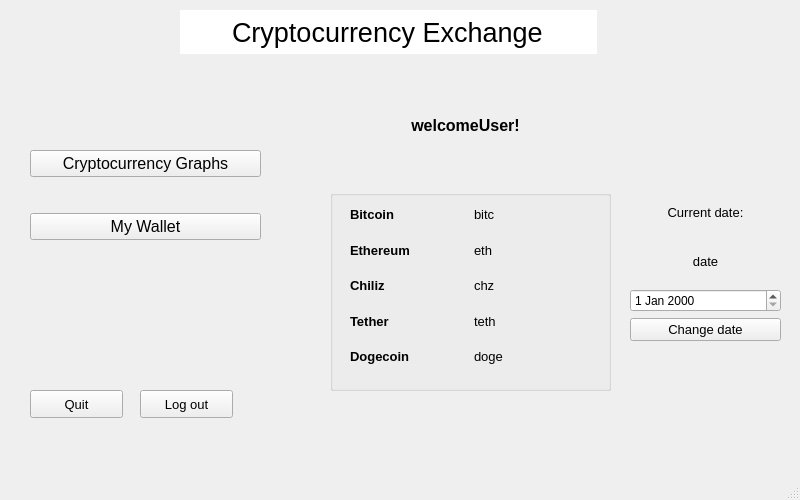
Above: cryptocurrency-exchange/mainwindow.ui from Lyczeq/cryptocurrency-exchange before the change. Below: the same form after it.
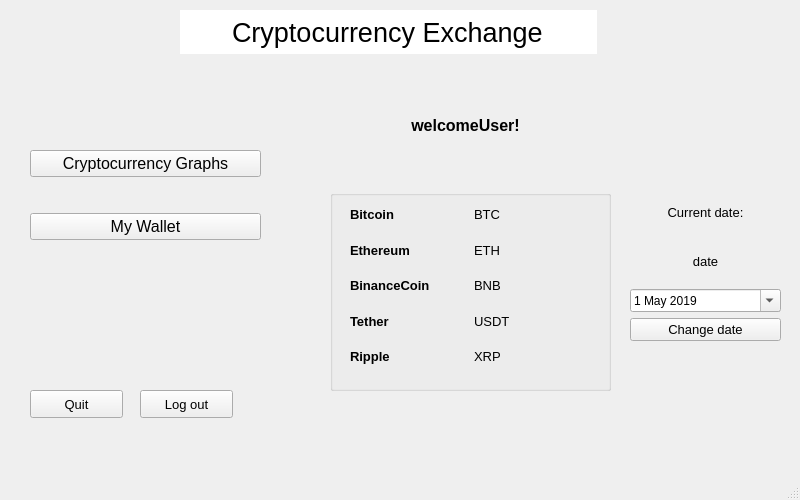
That is the form after the change. The open tabs and pages were chosen to show the change.

Commit message: Data modifier, saving current date to the file, writing rates to the table based on current date

The edit to the form file:
```diff
--- a/cryptocurrency-exchange/mainwindow.ui
+++ b/cryptocurrency-exchange/mainwindow.ui
@@ -521,7 +521,7 @@
            </font>
           </property>
           <property name="text">
-           <string>bitc</string>
+           <string>BTC</string>
           </property>
          </widget>
         </item>
@@ -549,7 +549,7 @@
            </font>
           </property>
           <property name="text">
-           <string>eth</string>
+           <string>ETH</string>
           </property>
          </widget>
         </item>
@@ -564,7 +564,7 @@
            </font>
           </property>
           <property name="text">
-           <string>Chiliz</string>
+           <string>BinanceCoin</string>
           </property>
          </widget>
         </item>
@@ -577,7 +577,7 @@
            </font>
           </property>
           <property name="text">
-           <string>chz</string>
+           <string>BNB</string>
           </property>
          </widget>
         </item>
@@ -605,7 +605,7 @@
            </font>
           </property>
           <property name="text">
-           <string>teth</string>
+           <string>USDT</string>
           </property>
          </widget>
         </item>
@@ -620,7 +620,7 @@
            </font>
           </property>
           <property name="text">
-           <string>Dogecoin</string>
+           <string>Ripple</string>
           </property>
          </widget>
         </item>
@@ -633,7 +633,7 @@
            </font>
           </property>
           <property name="text">
-           <string>doge</string>
+           <string>XRP</string>
           </property>
          </widget>
         </item>
@@ -708,7 +708,32 @@
          <item>
           <layout class="QVBoxLayout" name="verticalLayout_5">
            <item>
-            <widget class="QDateEdit" name="dateEdit"/>
+            <widget class="QDateEdit" name="dateEdit">
+             <property name="maximumDate">
+              <date>
+               <year>2021</year>
+               <month>4</month>
+               <day>1</day>
+              </date>
+             </property>
+             <property name="minimumDate">
+              <date>
+               <year>2019</year>
+               <month>5</month>
+               <day>1</day>
+              </date>
+             </property>
+             <property name="calendarPopup">
+              <bool>true</bool>
+             </property>
+             <property name="date">
+              <date>
+               <year>2019</year>
+               <month>5</month>
+               <day>1</day>
+              </date>
+             </property>
+            </widget>
            </item>
            <item>
             <widget class="QPushButton" name="changeDateButton">
```
Left out of the diff: 4 changed lines with no effect on the pictures. The commit also changes 30 other files.
